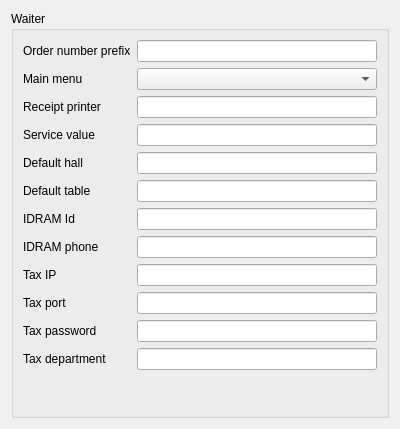
Qt form Reports/c5settingswidget.ui (End1-1/Cafe5) before a commit.
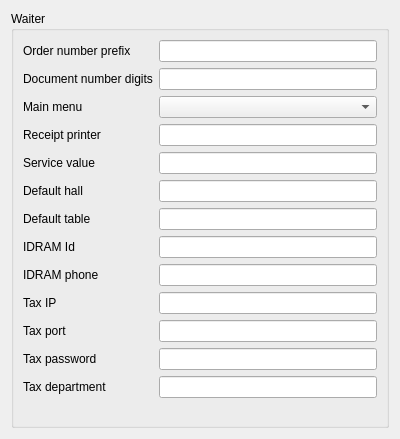
The same form after that commit. Custom widgets are drawn as their Qt base class.

```diff
--- a/Reports/c5settingswidget.ui
+++ b/Reports/c5settingswidget.ui
@@ -7,7 +7,7 @@
     <x>0</x>
     <y>0</y>
     <width>400</width>
-    <height>429</height>
+    <height>439</height>
    </rect>
   </property>
   <property name="minimumSize">
@@ -26,35 +26,28 @@
       <string>Waiter</string>
      </property>
      <layout class="QGridLayout" name="gridLayout">
-      <item row="2" column="0">
+      <item row="3" column="0">
        <widget class="QLabel" name="label">
         <property name="text">
          <string>Receipt printer</string>
         </property>
        </widget>
       </item>
-      <item row="3" column="0">
+      <item row="4" column="0">
        <widget class="QLabel" name="label_2">
         <property name="text">
          <string>Service value</string>
         </property>
        </widget>
       </item>
-      <item row="6" column="1">
+      <item row="7" column="1">
        <widget class="C5LineEdit" name="leIDRAMID">
         <property name="Tag" stdset="0">
          <number>3</number>
         </property>
        </widget>
       </item>
-      <item row="3" column="1">
-       <widget class="C5LineEdit" name="leServiceFactor">
-        <property name="Tag" stdset="0">
-         <number>2</number>
-        </property>
-       </widget>
-      </item>
-      <item row="12" column="1">
+      <item row="13" column="1">
        <spacer name="verticalSpacer">
         <property name="orientation">
          <enum>Qt::Vertical</enum>
@@ -67,108 +60,101 @@
         </property>
        </spacer>
       </item>
-      <item row="7" column="0">
+      <item row="8" column="0">
        <widget class="QLabel" name="label_4">
         <property name="text">
          <string>IDRAM phone</string>
         </property>
        </widget>
       </item>
-      <item row="7" column="1">
+      <item row="4" column="1">
+       <widget class="C5LineEdit" name="leServiceFactor">
+        <property name="Tag" stdset="0">
+         <number>2</number>
+        </property>
+       </widget>
+      </item>
+      <item row="8" column="1">
        <widget class="C5LineEdit" name="leIDRAMPhone">
         <property name="Tag" stdset="0">
          <number>4</number>
         </property>
        </widget>
       </item>
-      <item row="11" column="0">
+      <item row="12" column="0">
        <widget class="QLabel" name="label_8">
         <property name="text">
          <string>Tax department</string>
         </property>
        </widget>
       </item>
-      <item row="6" column="0">
+      <item row="7" column="0">
        <widget class="QLabel" name="label_3">
         <property name="text">
          <string>IDRAM Id</string>
         </property>
        </widget>
       </item>
-      <item row="8" column="0">
+      <item row="9" column="0">
        <widget class="QLabel" name="label_5">
         <property name="text">
          <string>Tax IP</string>
         </property>
        </widget>
       </item>
-      <item row="8" column="1">
+      <item row="9" column="1">
        <widget class="C5LineEdit" name="leTaxIP">
         <property name="Tag" stdset="0">
          <number>5</number>
         </property>
        </widget>
       </item>
-      <item row="9" column="1">
-       <widget class="C5LineEdit" name="leTaxPort">
-        <property name="Tag" stdset="0">
-         <number>6</number>
-        </property>
-       </widget>
-      </item>
-      <item row="10" column="1">
+      <item row="11" column="1">
        <widget class="C5LineEdit" name="leTaxPassword">
         <property name="Tag" stdset="0">
          <number>7</number>
         </property>
        </widget>
       </item>
-      <item row="10" column="0">
+      <item row="11" column="0">
        <widget class="QLabel" name="label_7">
         <property name="text">
          <string>Tax password</string>
         </property>
        </widget>
       </item>
-      <item row="2" column="1">
+      <item row="3" column="1">
        <widget class="C5LineEdit" name="leLocalReceiptPrinter">
         <property name="Tag" stdset="0">
          <number>1</number>
         </property>
        </widget>
       </item>
-      <item row="9" column="0">
+      <item row="10" column="1">
+       <widget class="C5LineEdit" name="leTaxPort">
+        <property name="Tag" stdset="0">
+         <number>6</number>
+        </property>
+       </widget>
+      </item>
+      <item row="10" column="0">
        <widget class="QLabel" name="label_6">
         <property name="text">
          <string>Tax port</string>
         </property>
        </widget>
       </item>
-      <item row="1" column="1">
-       <widget class="C5ComboBox" name="cbMenu">
-        <property name="Tag" stdset="0">
-         <number>9</number>
-        </property>
-       </widget>
-      </item>
-      <item row="11" column="1">
+      <item row="12" column="1">
        <widget class="C5LineEdit" name="leTaxDept">
         <property name="Tag" stdset="0">
          <number>8</number>
         </property>
        </widget>
       </item>
-      <item row="1" column="0">
-       <widget class="QLabel" name="label_9">
-        <property name="text">
-         <string>Main menu</string>
-        </property>
-       </widget>
-      </item>
-      <item row="0" column="0">
-       <widget class="QLabel" name="label_10">
-        <property name="text">
-         <string>Order number prefix</string>
+      <item row="2" column="1">
+       <widget class="C5ComboBox" name="cbMenu">
+        <property name="Tag" stdset="0">
+         <number>9</number>
         </property>
        </widget>
       </item>
@@ -179,34 +165,62 @@
         </property>
        </widget>
       </item>
-      <item row="4" column="0">
+      <item row="2" column="0">
+       <widget class="QLabel" name="label_9">
+        <property name="text">
+         <string>Main menu</string>
+        </property>
+       </widget>
+      </item>
+      <item row="5" column="0">
        <widget class="QLabel" name="label_11">
         <property name="text">
          <string>Default hall</string>
         </property>
        </widget>
       </item>
-      <item row="5" column="0">
-       <widget class="QLabel" name="label_12">
+      <item row="0" column="0">
+       <widget class="QLabel" name="label_10">
         <property name="text">
-         <string>Default table</string>
+         <string>Order number prefix</string>
         </property>
        </widget>
       </item>
-      <item row="4" column="1">
+      <item row="5" column="1">
        <widget class="C5LineEdit" name="leHall">
         <property name="Tag" stdset="0">
          <number>11</number>
         </property>
        </widget>
       </item>
-      <item row="5" column="1">
+      <item row="6" column="1">
        <widget class="C5LineEdit" name="leTable">
         <property name="Tag" stdset="0">
          <number>12</number>
         </property>
        </widget>
       </item>
+      <item row="6" column="0">
+       <widget class="QLabel" name="label_12">
+        <property name="text">
+         <string>Default table</string>
+        </property>
+       </widget>
+      </item>
+      <item row="1" column="0">
+       <widget class="QLabel" name="label_13">
+        <property name="text">
+         <string>Document number digits</string>
+        </property>
+       </widget>
+      </item>
+      <item row="1" column="1">
+       <widget class="C5LineEdit" name="leDocNumDigits">
+        <property name="Tag" stdset="0">
+         <number>13</number>
+        </property>
+       </widget>
+      </item>
      </layout>
     </widget>
    </item>
```
